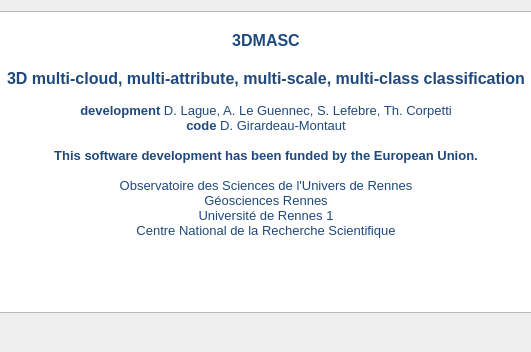
First picture: the form in trainDisclaimerDlg.ui, repository dgirardeau/q3DMASC, before the edit; both pictures show x 326 to 857 and y 0 to 352 of the 1171 by 352 pixel window.
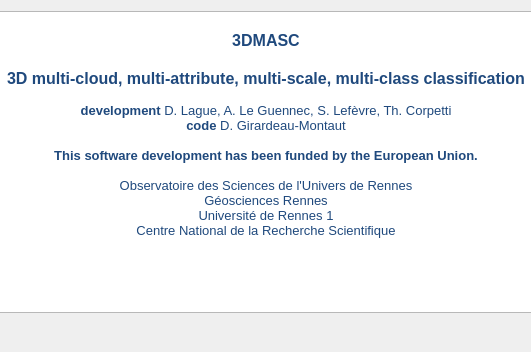
Second picture: the form after the edit. Icons and pictures are not drawn.

The edit to the form file:
```diff
--- a/trainDisclaimerDlg.ui
+++ b/trainDisclaimerDlg.ui
@@ -52,15 +52,16 @@
        </property>
        <property name="html">
         <string>&lt;!DOCTYPE HTML PUBLIC &quot;-//W3C//DTD HTML 4.0//EN&quot; &quot;http://www.w3.org/TR/REC-html40/strict.dtd&quot;&gt;
-&lt;html&gt;&lt;head&gt;&lt;meta name=&quot;qrichtext&quot; content=&quot;1&quot; /&gt;&lt;style type=&quot;text/css&quot;&gt;
+&lt;html&gt;&lt;head&gt;&lt;meta name=&quot;qrichtext&quot; content=&quot;1&quot; /&gt;&lt;meta charset=&quot;utf-8&quot; /&gt;&lt;style type=&quot;text/css&quot;&gt;
 p, li { white-space: pre-wrap; }
-&lt;/style&gt;&lt;/head&gt;&lt;body style=&quot; font-family:'MS Shell Dlg 2'; font-size:9.75pt; font-weight:400; font-style:normal;&quot;&gt;
-&lt;p align=&quot;center&quot; style=&quot;-qt-paragraph-type:empty; margin-top:0px; margin-bottom:0px; margin-left:0px; margin-right:0px; -qt-block-indent:0; text-indent:0px; background-color:#ffffff;&quot;&gt;&lt;br /&gt;&lt;/p&gt;
-&lt;p align=&quot;center&quot; style=&quot; margin-top:0px; margin-bottom:0px; margin-left:0px; margin-right:0px; -qt-block-indent:0; text-indent:0px;&quot;&gt;&lt;span style=&quot; font-size:12pt; font-weight:600; color:#1f497d;&quot;&gt;3DMASC&lt;/span&gt;&lt;/p&gt;
-&lt;p align=&quot;center&quot; style=&quot;-qt-paragraph-type:empty; margin-top:0px; margin-bottom:0px; margin-left:0px; margin-right:0px; -qt-block-indent:0; text-indent:0px; font-size:12pt; font-weight:600; color:#1f497d;&quot;&gt;&lt;br /&gt;&lt;/p&gt;
-&lt;p align=&quot;center&quot; style=&quot; margin-top:0px; margin-bottom:0px; margin-left:0px; margin-right:0px; -qt-block-indent:0; text-indent:0px;&quot;&gt;&lt;span style=&quot; font-size:12pt; font-weight:600; color:#1f497d;&quot;&gt;3D multi-cloud, multi-attribute, multi-scale, multi-class classification&lt;/span&gt;&lt;/p&gt;
+hr { height: 1px; border-width: 0; }
+&lt;/style&gt;&lt;/head&gt;&lt;body style=&quot; font-family:'Segoe UI'; font-size:9pt; font-weight:400; font-style:normal;&quot;&gt;
+&lt;p align=&quot;center&quot; style=&quot;-qt-paragraph-type:empty; margin-top:0px; margin-bottom:0px; margin-left:0px; margin-right:0px; -qt-block-indent:0; text-indent:0px; font-family:'MS Shell Dlg 2'; font-size:9.75pt; background-color:#ffffff;&quot;&gt;&lt;br /&gt;&lt;/p&gt;
+&lt;p align=&quot;center&quot; style=&quot; margin-top:0px; margin-bottom:0px; margin-left:0px; margin-right:0px; -qt-block-indent:0; text-indent:0px;&quot;&gt;&lt;span style=&quot; font-family:'MS Shell Dlg 2'; font-size:12pt; font-weight:600; color:#1f497d;&quot;&gt;3DMASC&lt;/span&gt;&lt;/p&gt;
+&lt;p align=&quot;center&quot; style=&quot;-qt-paragraph-type:empty; margin-top:0px; margin-bottom:0px; margin-left:0px; margin-right:0px; -qt-block-indent:0; text-indent:0px; font-family:'MS Shell Dlg 2'; font-size:12pt; font-weight:600; color:#1f497d;&quot;&gt;&lt;br /&gt;&lt;/p&gt;
+&lt;p align=&quot;center&quot; style=&quot; margin-top:0px; margin-bottom:0px; margin-left:0px; margin-right:0px; -qt-block-indent:0; text-indent:0px;&quot;&gt;&lt;span style=&quot; font-family:'MS Shell Dlg 2'; font-size:12pt; font-weight:600; color:#1f497d;&quot;&gt;3D multi-cloud, multi-attribute, multi-scale, multi-class classification&lt;/span&gt;&lt;/p&gt;
 &lt;p align=&quot;center&quot; style=&quot;-qt-paragraph-type:empty; margin-top:0px; margin-bottom:0px; margin-left:0px; margin-right:0px; -qt-block-indent:0; text-indent:0px; font-family:'Calibri,sans-serif'; font-size:10pt; color:#1f497d; background-color:#ffffff;&quot;&gt;&lt;br /&gt;&lt;/p&gt;
-&lt;p align=&quot;center&quot; style=&quot; margin-top:0px; margin-bottom:0px; margin-left:0px; margin-right:0px; -qt-block-indent:0; text-indent:0px; background-color:#ffffff;&quot;&gt;&lt;span style=&quot; font-family:'Slack-Lato','appleLogo','sans-serif'; font-size:10pt; font-weight:600; color:#1f497d;&quot;&gt;development &lt;/span&gt;&lt;span style=&quot; font-family:'Slack-Lato','appleLogo','sans-serif'; font-size:10pt; color:#1f497d;&quot;&gt;D. Lague, A. Le Guennec, S. Lefebre, Th. Corpetti&lt;/span&gt;&lt;/p&gt;
+&lt;p align=&quot;center&quot; style=&quot; margin-top:0px; margin-bottom:0px; margin-left:0px; margin-right:0px; -qt-block-indent:0; text-indent:0px; background-color:#ffffff;&quot;&gt;&lt;span style=&quot; font-family:'Slack-Lato','appleLogo','sans-serif'; font-size:10pt; font-weight:600; color:#1f497d;&quot;&gt;development &lt;/span&gt;&lt;span style=&quot; font-family:'Slack-Lato','appleLogo','sans-serif'; font-size:10pt; color:#1f497d;&quot;&gt;D. Lague, A. Le Guennec, S. Lefèvre, Th. Corpetti&lt;/span&gt;&lt;/p&gt;
 &lt;p align=&quot;center&quot; style=&quot; margin-top:0px; margin-bottom:0px; margin-left:0px; margin-right:0px; -qt-block-indent:0; text-indent:0px; background-color:#ffffff;&quot;&gt;&lt;span style=&quot; font-family:'Slack-Lato','appleLogo','sans-serif'; font-size:10pt; font-weight:600; color:#1f497d;&quot;&gt;code &lt;/span&gt;&lt;span style=&quot; font-family:'Slack-Lato','appleLogo','sans-serif'; font-size:10pt; color:#1f497d;&quot;&gt;D. Girardeau-Montaut&lt;/span&gt;&lt;/p&gt;
 &lt;p align=&quot;center&quot; style=&quot;-qt-paragraph-type:empty; margin-top:0px; margin-bottom:0px; margin-left:0px; margin-right:0px; -qt-block-indent:0; text-indent:0px; font-family:'Calibri,sans-serif'; font-size:10pt; color:#1f497d; background-color:#ffffff;&quot;&gt;&lt;br /&gt;&lt;/p&gt;
 &lt;p align=&quot;center&quot; style=&quot; margin-top:0px; margin-bottom:0px; margin-left:0px; margin-right:0px; -qt-block-indent:0; text-indent:0px; background-color:#ffffff;&quot;&gt;&lt;span style=&quot; font-family:'Slack-Lato','appleLogo','sans-serif'; font-size:10pt; font-weight:600; color:#1f497d;&quot;&gt;This software development has been funded by the European Union.&lt;/span&gt;&lt;/p&gt;
```
